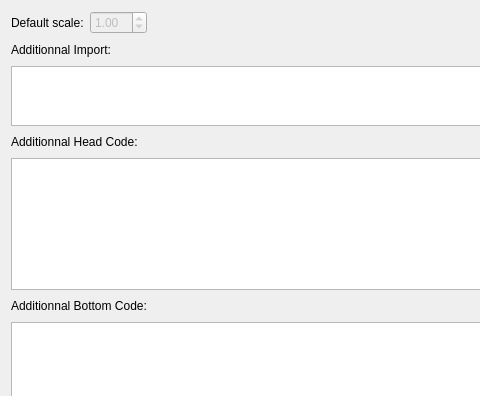
Old version of the form src/binaries/rcse/dialog/sheetproperties.ui in the repository Rolisteam/rolisteam; both pictures show x 0 to 480 and y 0 to 396 of the 698 by 673 pixel window.
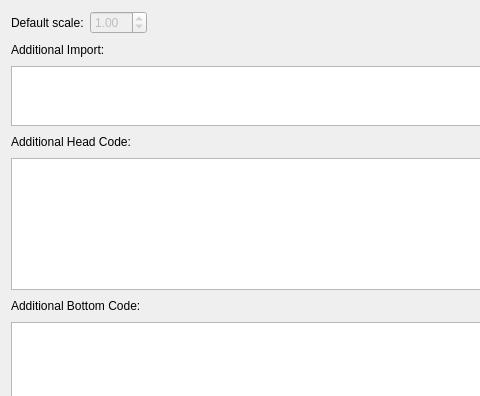
New version of the form. Icons and pictures are not drawn. Custom widgets are drawn as their Qt base class.

Commit message: binaries/rcse/dialog/sheetproperties.ui : fix typo at "Additional"

Diff of the .ui file:
```diff
--- a/src/binaries/rcse/dialog/sheetproperties.ui
+++ b/src/binaries/rcse/dialog/sheetproperties.ui
@@ -57,7 +57,7 @@
      <item>
       <widget class="QLabel" name="label_4">
        <property name="text">
-        <string>Additionnal Import:</string>
+        <string>Additional Import:</string>
        </property>
       </widget>
      </item>
@@ -91,7 +91,7 @@
      <item>
       <widget class="QLabel" name="label">
        <property name="text">
-        <string>Additionnal Head Code:</string>
+        <string>Additional Head Code:</string>
        </property>
       </widget>
      </item>
@@ -118,7 +118,7 @@
      <item>
       <widget class="QLabel" name="label_5">
        <property name="text">
-        <string>Additionnal Bottom Code:</string>
+        <string>Additional Bottom Code:</string>
        </property>
       </widget>
      </item>
```
